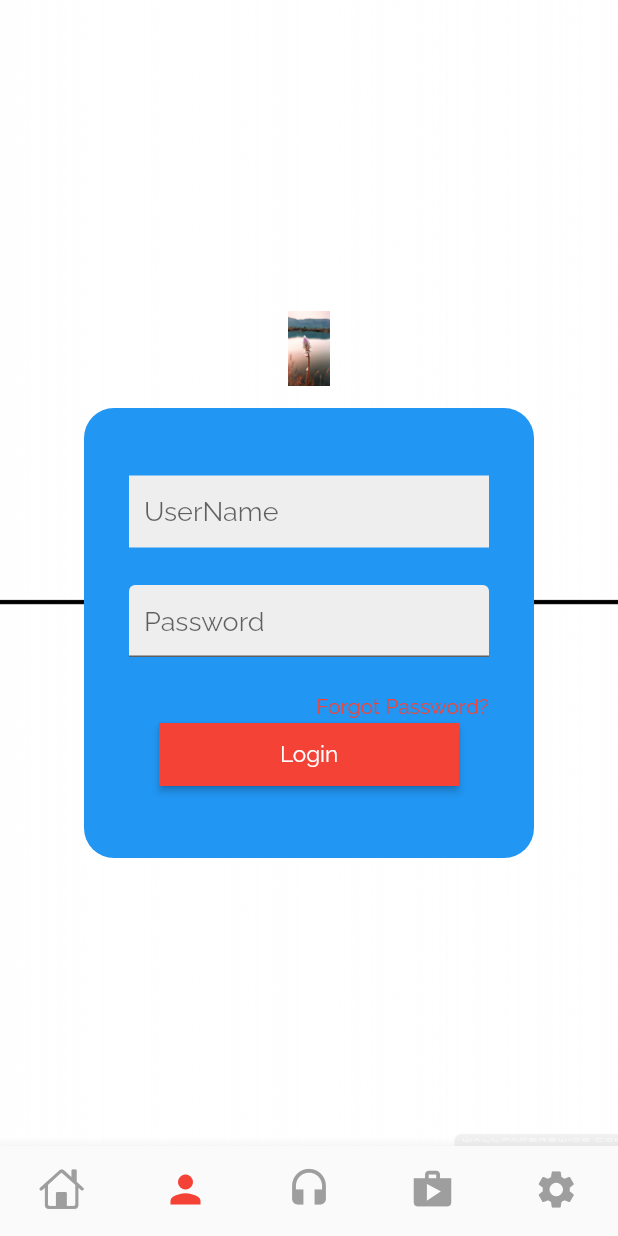
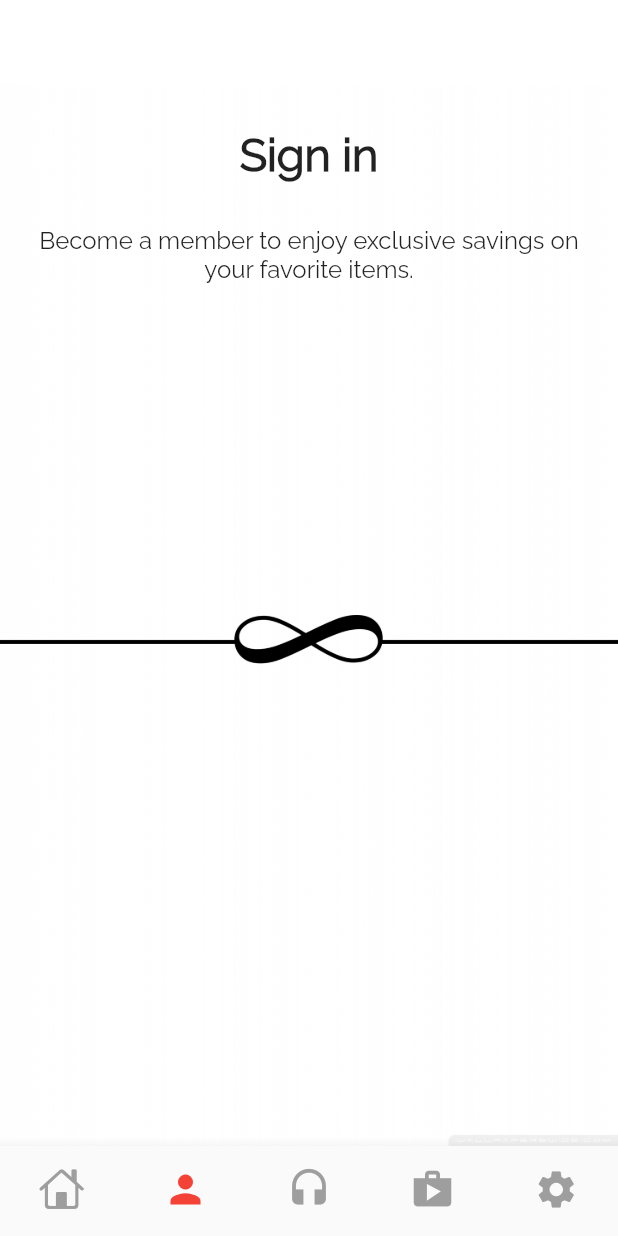
Before and after one commit to xamata/flutter_GraphQL_test, a Flutter app: the screen it shows after launch, item 2 of the bottom bar chosen, on a phone screen of 412 x 824 dp. Run offline on Flutter 3.47's test engine with Material 2 defaults, Android fonts, the phone set to English and light mode, and no system bars; our stand-ins replace graphql_flutter; network calls fail.

Commit message:
Changing the Sign in page layout for a more aesthetic look to please the eyes

```diff
--- a/lib/account_page.dart
+++ b/lib/account_page.dart
@@ -12,98 +12,116 @@ class _AccountPageState extends State<AccountPage> {
   Widget build(BuildContext context) {
     return Scaffold(
       resizeToAvoidBottomInset: false,
+      appBar: AppBar(
+        backgroundColor: Colors.white,
+        elevation: 0,
+      ),
       body: Stack(
+        // alignment: AlignmentDirectional.topStart,
         fit: StackFit.expand,
         children: [
-          Image(
-            image: const AssetImage('images/background.jpeg'),
-            fit: BoxFit.cover,
+          const Image(
+              image: AssetImage('images/background.jpeg'),
+              fit: BoxFit.fill,
+              height: 200
 
               //     .cover, //as small as possible while still covering the entire target box
               // colorBlendMode: BlendMode.darken,
               // color: Colors.black54,
               ),
           Column(
-            mainAxisAlignment: MainAxisAlignment.center,
+            // mainAxisAlignment: MainAxisAlignment.center,
             children: <Widget>[
-              Padding(
-                padding: const EdgeInsets.all(15.0),
-                child: Image.asset(
-                  'images/test_image.jpeg',
-                  height: 50,
-                  width: 50,
+              const Padding(
+                padding: EdgeInsets.all(30.0),
+                child: Text(
+                  "Sign in",
+                  style: TextStyle(
+                      fontFamily: "RaleWay",
+                      fontSize: 30,
+                      fontWeight: FontWeight.bold),
                 ),
               ),
-              Stack(children: <Widget>[
-                SingleChildScrollView(
-                  child: Container(
-                    height: 300,
-                    width: 300,
-                    padding: const EdgeInsets.symmetric(
-                        horizontal: 30, vertical: 25),
-                    decoration: BoxDecoration(
-                      color: Colors.blue,
-                      borderRadius: BorderRadius.circular(20),
-                      shape: BoxShape.rectangle,
+              const Padding(
+                padding: EdgeInsets.only(left: 20, right: 20, bottom: 30),
+                child: Text(
+                  "Become a member to enjoy exclusive savings on your favorite items.",
+                  style: TextStyle(
+                    fontSize: 16,
                   ),
-                    child: Column(
-                      mainAxisAlignment: MainAxisAlignment.center,
-                      children: [
-                        TextField(
-                          autocorrect: false,
-                          autofocus: false,
-                          style: const TextStyle(fontSize: 18),
-                          decoration: InputDecoration(
-                              hintText: 'UserName',
-                              border: InputBorder.none,
-                              filled: true,
-                              fillColor: Colors.grey[200],
-                              contentPadding: const EdgeInsets.all(10.0),
-                              hoverColor: Colors.indigo),
-                          cursorColor: Colors.purple,
-                        ),
-                        Padding(
-                          padding: const EdgeInsets.symmetric(
-                            vertical: 25,
-                          ),
-                          child: TextField(
-                            autocorrect: false,
-                            autofocus: false,
-                            obscureText: false,
-                            style: const TextStyle(fontSize: 18),
-                            decoration: InputDecoration(
-                              hintText: "Password",
-                              filled: true,
-                              fillColor: Colors.grey[200],
-                              contentPadding: const EdgeInsets.all(10.0),
+                  textAlign: TextAlign.center,
                 ),
               ),
-                        ),
-                        Row(
-                          mainAxisAlignment: MainAxisAlignment.end,
-                          children: const [
-                            Text(
-                              'Forgot Password?',
-                              style: TextStyle(color: Colors.red, fontSize: 14),
-                            )
-                          ],
-                        ),
-                        RawMaterialButton(
-                          onPressed: () {},
-                          constraints: const BoxConstraints(minWidth: 200),
-                          splashColor: Colors.green,
-                          fillColor: Colors.red,
-                          padding: const EdgeInsets.symmetric(vertical: 12),
-                          child: const Text(
-                            "Login",
-                            style: TextStyle(color: Colors.white, fontSize: 15),
-                          ),
-                        )
-                      ],
-                    ),
-                  ),
-                )
-              ])
+              // Stack(children: <Widget>[
+              //   SingleChildScrollView(
+              //     child: Container(
+              //       height: 300,
+              //       width: 300,
+              //       padding: const EdgeInsets.symmetric(
+              //           horizontal: 30, vertical: 25),
+              //       decoration: BoxDecoration(
+              //         color: Colors.blue,
+              //         borderRadius: BorderRadius.circular(20),
+              //         shape: BoxShape.rectangle,
+              //       ),
+              //       child: Column(
+              //         mainAxisAlignment: MainAxisAlignment.center,
+              //         children: [
+              //           TextField(
+              //             autocorrect: false,
+              //             autofocus: false,
+              //             style: const TextStyle(fontSize: 18),
+              //             decoration: InputDecoration(
+              //                 hintText: 'UserName',
+              //                 border: InputBorder.none,
+              //                 filled: true,
+              //                 fillColor: Colors.grey[200],
+              //                 contentPadding: const EdgeInsets.all(10.0),
+              //                 hoverColor: Colors.indigo),
+              //             cursorColor: Colors.purple,
+              //           ),
+              //           Padding(
+              //             padding: const EdgeInsets.symmetric(
+              //               vertical: 25,
+              //             ),
+              //             child: TextField(
+              //               autocorrect: false,
+              //               autofocus: false,
+              //               obscureText: false,
+              //               style: const TextStyle(fontSize: 18),
+              //               decoration: InputDecoration(
+              //                 hintText: "Password",
+              //                 filled: true,
+              //                 fillColor: Colors.grey[200],
+              //                 contentPadding: const EdgeInsets.all(10.0),
+              //               ),
+              //             ),
+              //           ),
+              //           Row(
+              //             mainAxisAlignment: MainAxisAlignment.end,
+              //             children: const [
+              //               Text(
+              //                 'Forgot Password?',
+              //                 style: TextStyle(color: Colors.red, fontSize: 14),
+              //               )
+              //             ],
+              //           ),
+              //           RawMaterialButton(
+              //             onPressed: () {},
+              //             constraints: const BoxConstraints(minWidth: 200),
+              //             splashColor: Colors.green,
+              //             fillColor: Colors.red,
+              //             padding: const EdgeInsets.symmetric(vertical: 12),
+              //             child: const Text(
+              //               "Login",
+              //               style: TextStyle(color: Colors.white, fontSize: 15),
+              //             ),
+              //           )
+              //         ],
+              //       ),
+              //     ),
+              //   )
+              // ])
             ],
           ),
         ],
```
Lines whose indentation alone changed are shown as unchanged.
